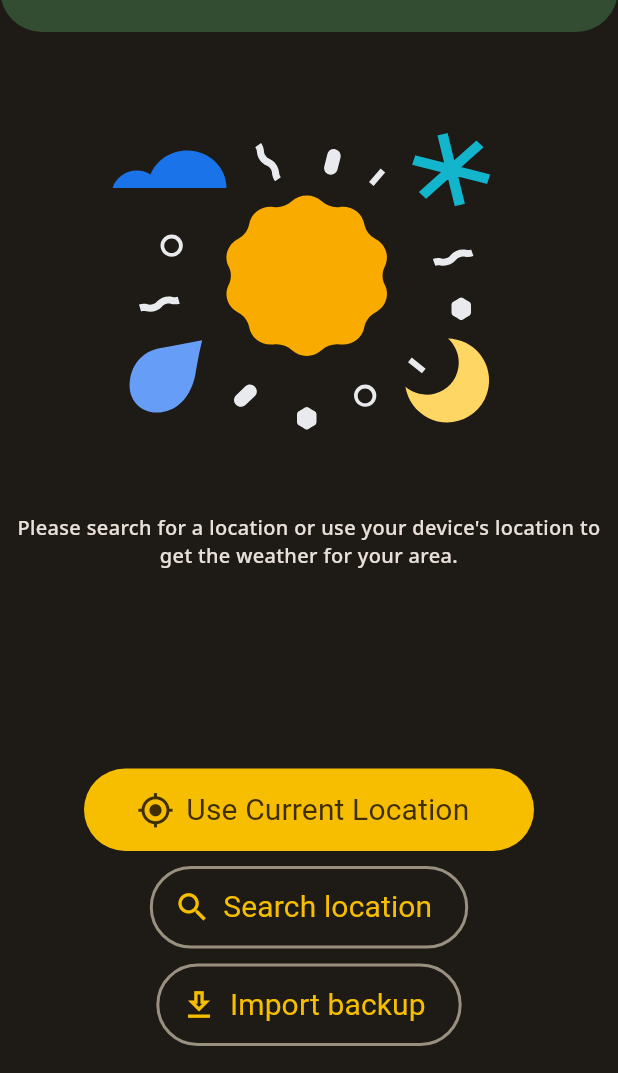
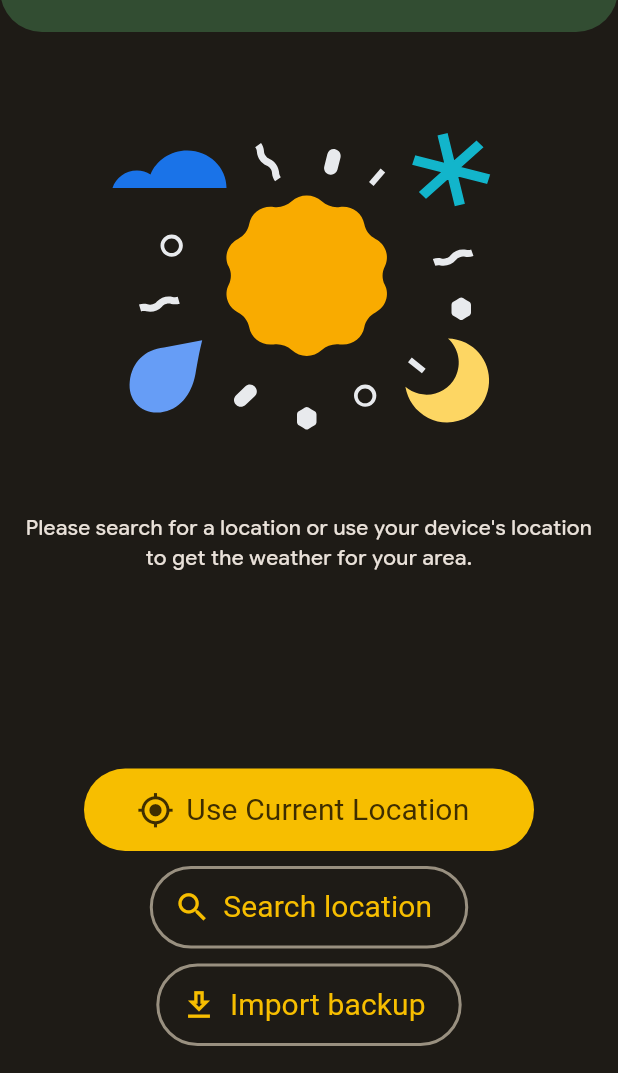
Before and after one commit to rebhellachie/WeatherMaster, a Flutter app: the screen it shows after launch, on a phone screen of 412 x 824 dp, the part 163-1236 px from its top. Run offline on Flutter 3.47's test engine with Material 3 defaults, Android fonts, the phone set to English and light mode, and no system bars; our stand-ins replace connectivity_plus, custom_refresh_indicator, dynamic_color, easy_localization, file_picker, fl_chart and 11 more; missing offline and left inert: expressive_loading_indicator, flex_color_picker, flutter_displaymode, home_widget, lat_lng_to_timezone, moon_phase and 2 more; accounts and stored records are empty; Roboto replaces fonts that are missing (fantasy); project files that could hold a hidden picture were left out.

Commit message:
fixed font closes #600

```diff
--- a/lib/main.dart
+++ b/lib/main.dart
@@ -236,7 +236,8 @@ class MyApp extends StatelessWidget {
             ? ColorScheme.fromSeed(
                 seedColor: themeController.seedColor ?? Colors.blue,
                 brightness: Brightness.light,
-                dynamicSchemeVariant: DynamicSchemeVariant.expressive)
+                dynamicSchemeVariant: DynamicSchemeVariant.expressive,
+              )
             : ColorScheme.fromSeed(
                 seedColor: themeController.seedColor ?? Colors.blue,
                 brightness: Brightness.light,
@@ -245,17 +246,25 @@ class MyApp extends StatelessWidget {
       ).copyWith(
         textTheme: ThemeData.light()
             .textTheme
-            .apply(fontFamily: 'DefaultFont')
+            .apply(
+              fontFamily: context.locale.languageCode == 'en'
+                  ? 'FlexFontEn'
+                  : 'DefaultFont',
+            )
             .copyWith(
               bodyLarge: TextStyle(
-                fontSize: 15.3,
+                fontSize: context.locale.languageCode == 'en' ? null : 15.3,
                 color: colorThemeLight.onSurface,
-                fontFamily: 'DefaultFont',
+                fontFamily: context.locale.languageCode == 'en'
+                    ? 'FlexFontEn'
+                    : 'DefaultFont',
               ),
               bodyMedium: TextStyle(
-                fontSize: 13.3,
+                fontSize: context.locale.languageCode == 'en' ? null : 13.3,
                 color: colorThemeLight.onSurface,
-                fontFamily: 'DefaultFont',
+                fontFamily: context.locale.languageCode == 'en'
+                    ? 'FlexFontEn'
+                    : 'DefaultFont',
               ),
             ),
         highlightColor: Colors.transparent,
@@ -275,7 +284,8 @@ class MyApp extends StatelessWidget {
             ? ColorScheme.fromSeed(
                 seedColor: themeController.seedColor ?? Colors.blue,
                 brightness: Brightness.dark,
-                dynamicSchemeVariant: DynamicSchemeVariant.expressive)
+                dynamicSchemeVariant: DynamicSchemeVariant.expressive,
+              )
             : ColorScheme.fromSeed(
                 seedColor: themeController.seedColor ?? Colors.blue,
                 brightness: Brightness.dark,
@@ -284,17 +294,29 @@ class MyApp extends StatelessWidget {
       ).copyWith(
         textTheme: ThemeData.dark()
             .textTheme
-            .apply(fontFamily: 'DefaultFont')
+            .apply(
+              fontFamily: context.locale.languageCode == 'en'
+                  ? 'FlexFontEn'
+                  : 'DefaultFont',
+            )
             .copyWith(
               bodyLarge: TextStyle(
-                fontSize: 15.3,
+                fontSize: context.locale.languageCode == 'en'
+                    ? null
+                    : 15.3, // no use on en
                 color: colorThemeDark.onSurface,
-                fontFamily: 'DefaultFont',
+                fontFamily: context.locale.languageCode == 'en'
+                    ? 'FlexFontEn'
+                    : 'DefaultFont',
               ),
               bodyMedium: TextStyle(
-                fontSize: 13.3,
+                fontSize: context.locale.languageCode == 'en'
+                    ? null
+                    : 13.3, // no use on en AND CHANGE THE FULL SCREEN ANIMATIONS ONLY FOR NON FROGGY
                 color: colorThemeDark.onSurface,
-                fontFamily: 'DefaultFont',
+                fontFamily: context.locale.languageCode == 'en'
+                    ? 'FlexFontEn'
+                    : 'DefaultFont',
               ),
             ),
         highlightColor: Colors.transparent,
--- a/lib/screens/home.dart
+++ b/lib/screens/home.dart
@@ -851,10 +851,10 @@ class _WeatherHomeState extends State<WeatherHome> {
 
             if (_cachedWeatherCode != weatherCode || _cachedIsDay != isDay) {
               weatherAnimationWidget = WeatherConditionAnimationMapper.build(
-                weatherCode: weatherCode,
-                isDay: isDay,
-                context: context,
-              );
+                  weatherCode: weatherCode,
+                  isDay: isDay,
+                  context: context,
+                  setFullDisplay: !isShowFrog);
 
               _cachedWeatherCode = weatherCode;
               _cachedIsDay = isDay;
--- a/lib/utils/animation_map.dart
+++ b/lib/utils/animation_map.dart
@@ -6,7 +6,7 @@ class WeatherConditionAnimationMapper {
     required int weatherCode,
     required int isDay,
     required BuildContext context,
-    bool setFullDisplay = true,
+    bool setFullDisplay = false,
   }) {
     String? animationUrl;
     num? topMain;
@@ -126,7 +126,8 @@ class WeatherConditionAnimationMapper {
             : -MediaQuery.of(context).padding.top - (topMain ?? 0),
         left: isSunAnim ? -MediaQuery.of(context).size.width * 0.12 : 0,
         right: 0,
-        height: (isSunAnim == true && !isNightBool)
+        height: (isSunAnim == true && !isNightBool ||
+                secondaryAnimationUrl.contains('cloudy_background.json'))
             ? 300
             : setFullDisplay
                 ? MediaQuery.of(context).size.height
--- a/lib/widgets/top_weather_card.dart
+++ b/lib/widgets/top_weather_card.dart
@@ -411,8 +411,8 @@ class _WeatherTopCardStateVertical extends State<WeatherTopCardVertical> {
                     child: SvgPicture.asset(
                       WeatherIconMapper.getIcon(
                           widget.currentWeatherIconCode, widget.currentisDay),
-                      width: 48,
-                      height: 48,
+                      width: 52,
+                      height: 52,
                     ),
                   ),
                 ],
```
Also changed, not shown: pubspec.yaml (+11 -0 lines), 1 other file.
